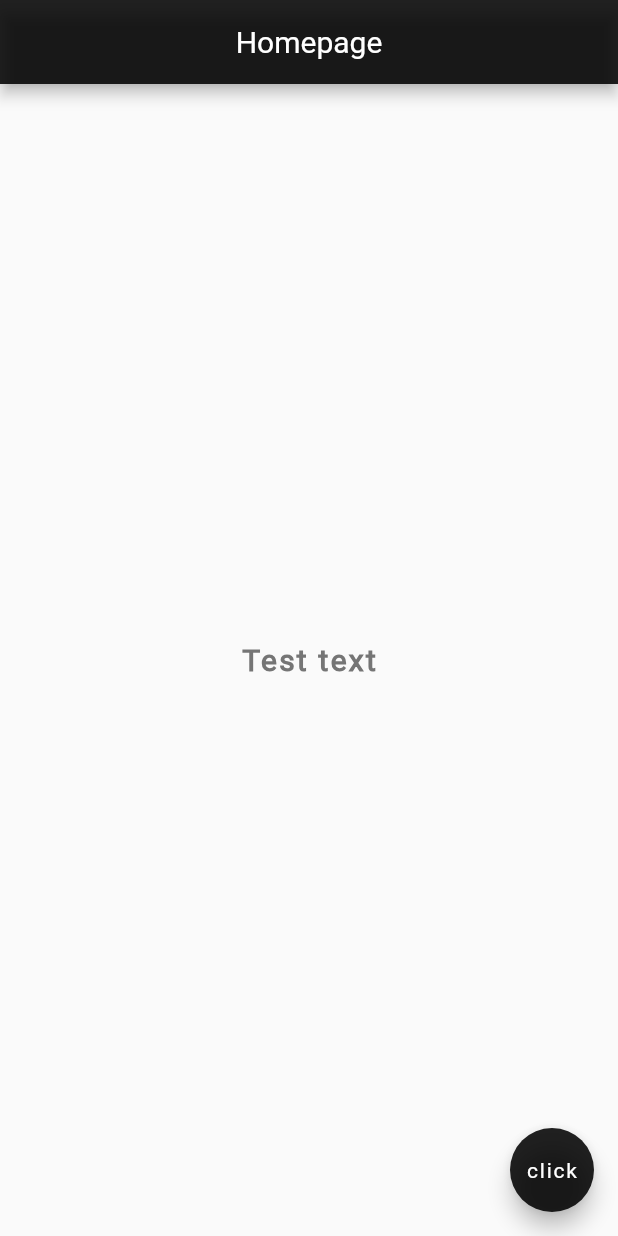
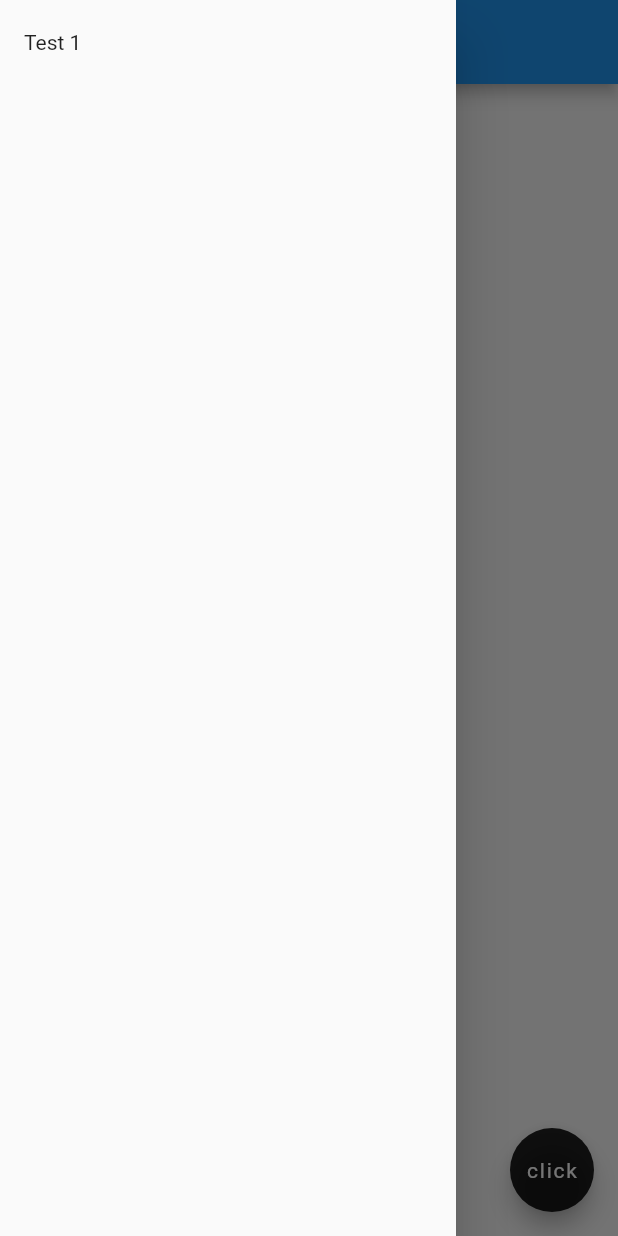
Before and after one commit to aldihsuhandi/SE-Bruh, a Flutter app: the screen it shows after launch, with the side drawer open (before the commit the screen has no drawer), on a phone screen of 412 x 824 dp. Run offline on Flutter 3.47's test engine with Material 2 defaults, Android fonts, the phone set to English and light mode, and no system bars.

Commit message:
updating basic app structure

```diff
--- a/lib/main.dart
+++ b/lib/main.dart
@@ -4,15 +4,17 @@ void main() => runApp(MaterialApp(
     home: Home(),
 ));
 
-
 class Home extends StatelessWidget {
     @override
     Widget build(BuildContext context) {
         return Scaffold(
             appBar: AppBar(
-            title: Text('Homepage'),
-            centerTitle: true,
-            backgroundColor: Colors.black87,
+                // leading: IconButton(
+                //     onPressed: null,
+                //     icon: Icon(Icons.menu),
+                //     tooltip: "Navigation",
+                // ),
+                title: Text("Homapage"),
             ),
             body: Center(
                 child: Text(
@@ -26,6 +28,7 @@ class Home extends StatelessWidget {
                     ),
                 ),
             ),
+            drawer: NavMenu(),
             floatingActionButton: FloatingActionButton(
                 onPressed: () {},
                 child: Text("click"),
@@ -34,3 +37,17 @@ class Home extends StatelessWidget {
         );
     }
 }
+
+class NavMenu extends StatelessWidget {
+    @override
+    Widget build(BuildContext context) {
+        return Drawer(
+            child: ListView(
+                padding: EdgeInsets.zero,
+                children: <Widget> [
+                    ListTile(title: Text("Test 1"), onTap: () {Navigator.pop(context);},),
+                ]
+            ),
+        );
+    }
+}
--- a/pubspec.yaml
+++ b/pubspec.yaml
@@ -17,8 +17,12 @@ publish_to: 'none' # Remove this line if you wish to publish to pub.dev
 # https://developer.apple.com/library/archive/documentation/General/Reference/InfoPlistKeyReference/Articles/CoreFoundationKeys.html
 version: 1.0.0+1
 
+analyzer:
+  enable-experiment:
+  - non-nullable
+
 environment:
-  sdk: ">=2.7.0 <3.0.0"
+  sdk: ">=2.13.0-68.0.dev <3.0.0"
 
 dependencies:
   flutter:
```
Also changed, not shown: pubspec.lock, 1 other file. Lines whose indentation alone changed are shown as unchanged.
